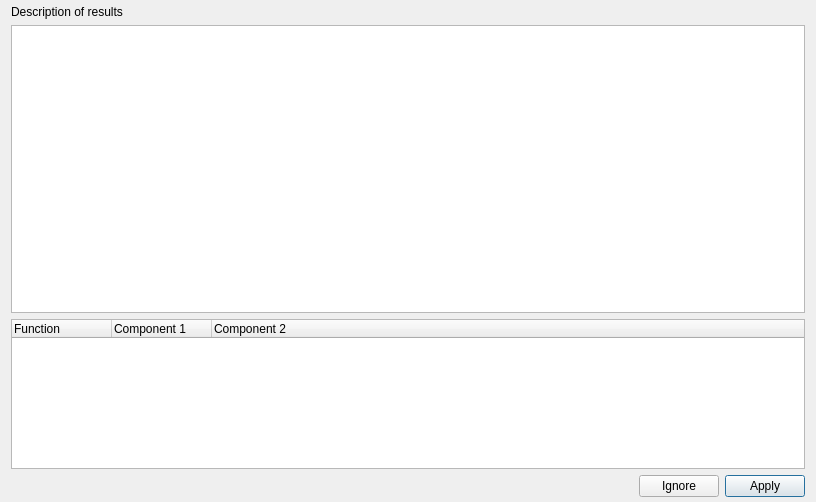
The window that glue/dialogs/link_wizard/qt/link_wizard.ui (glue-viz/glue) describes before a commit, drawn with Qt 5.
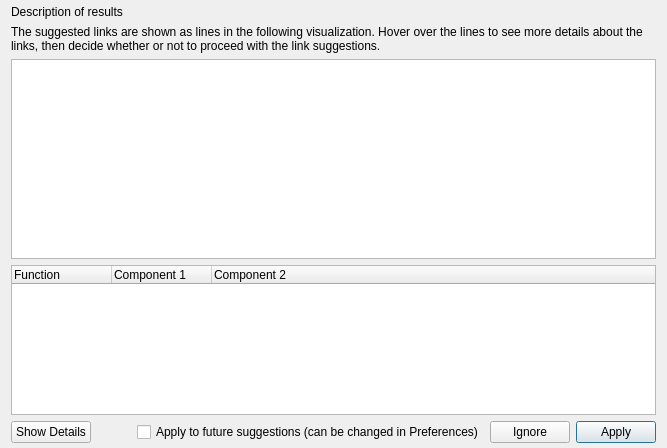
The same window after the commit. Custom widgets are drawn as their Qt base class.

Commit message: Improve link wizard UI

The edit to the form file:
```diff
--- a/glue/dialogs/link_wizard/qt/link_wizard.ui
+++ b/glue/dialogs/link_wizard/qt/link_wizard.ui
@@ -6,10 +6,16 @@
    <rect>
     <x>0</x>
     <y>0</y>
-    <width>816</width>
-    <height>502</height>
+    <width>756</width>
+    <height>496</height>
    </rect>
   </property>
+  <property name="sizePolicy">
+   <sizepolicy hsizetype="Minimum" vsizetype="Minimum">
+    <horstretch>0</horstretch>
+    <verstretch>0</verstretch>
+   </sizepolicy>
+  </property>
   <property name="windowTitle">
    <string>Link Wizard</string>
   </property>
@@ -17,6 +23,9 @@
    <bool>false</bool>
   </property>
   <layout class="QVBoxLayout" name="verticalLayout">
+   <property name="sizeConstraint">
+    <enum>QLayout::SetFixedSize</enum>
+   </property>
    <property name="topMargin">
     <number>5</number>
    </property>
@@ -33,6 +42,16 @@
      </property>
     </widget>
    </item>
+   <item>
+    <widget class="QLabel" name="label_2">
+     <property name="text">
+      <string>The suggested links are shown as lines in the following visualization. Hover over the lines to see more details about the links, then decide whether or not to proceed with the link suggestions.</string>
+     </property>
+     <property name="wordWrap">
+      <bool>true</bool>
+     </property>
+    </widget>
+   </item>
    <item>
     <widget class="DataGraphWidget" name="graph_widget">
      <property name="sizePolicy">
@@ -91,6 +110,13 @@
    </item>
    <item>
     <layout class="QHBoxLayout" name="horizontalLayout">
+     <item>
+      <widget class="QPushButton" name="button_details">
+       <property name="text">
+        <string>Show Details</string>
+       </property>
+      </widget>
+     </item>
      <item>
       <spacer name="horizontalSpacer_2">
        <property name="orientation">
@@ -104,6 +130,13 @@
        </property>
       </spacer>
      </item>
+     <item>
+      <widget class="QCheckBox" name="checkbox_apply_future">
+       <property name="text">
+        <string>Apply to future suggestions (can be changed in Preferences)</string>
+       </property>
+      </widget>
+     </item>
      <item>
       <widget class="QPushButton" name="button_ignore">
        <property name="text">
```
Left out of the diff: 2 changed lines with no effect on the pictures. The commit also changes 1 other file.
